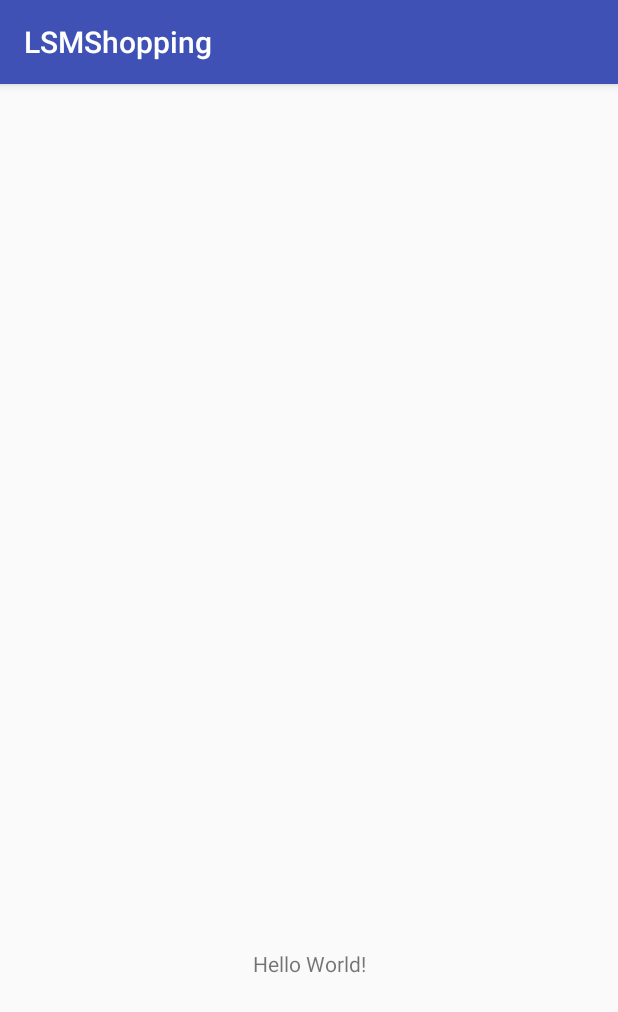
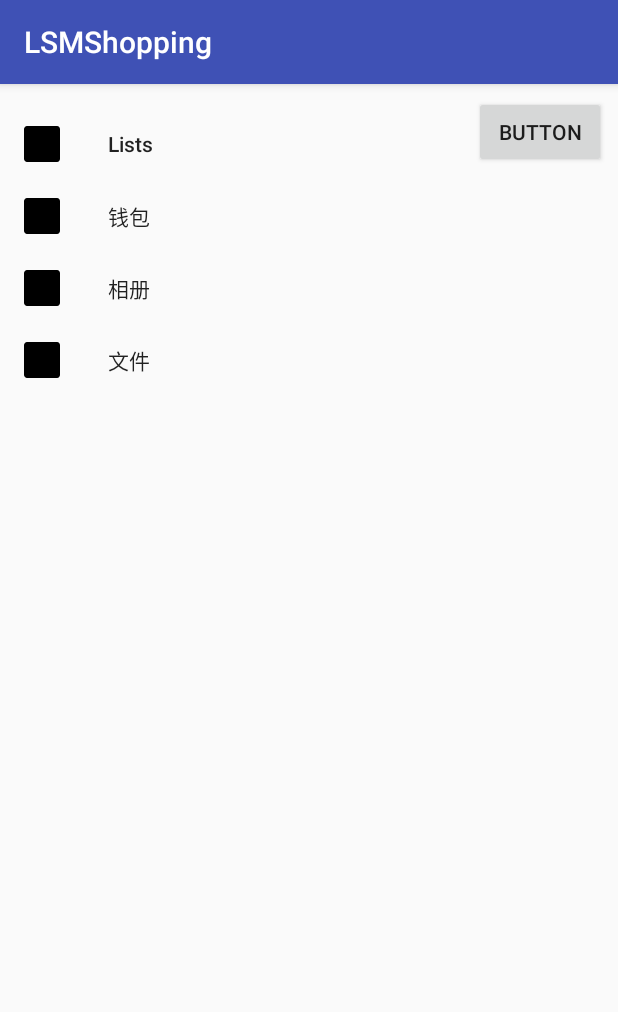
Before and after one commit to ShengmaoLI/ShoppingList_Utas_KIT607_Assignment2, an Android app: the screen it shows after launch (MainActivity), on a phone screen of 412 x 824 dp. Shown: the top 1012 px of the screen. Run offline under Robolectric (Android 15) with nearby library versions, the phone set to English and light mode, and no system bars; libraries missing offline, so code that uses them is left out: org.litepal.crud.

Commit message:
MacOS altered

```diff
--- a/app/build.gradle
+++ b/app/build.gradle
@@ -19,7 +19,7 @@ android {
 }
 
 dependencies {
-    compile 'org.litepal.android:core:1.6.1'
+    implementation 'org.litepal.android:core:1.6.1'
     implementation fileTree(dir: 'libs', include: ['*.jar'])
     implementation 'com.android.support:appcompat-v7:27.1.1'
     implementation 'com.android.support.constraint:constraint-layout:1.1.0'
--- a/app/src/main/java/assignment2/sli18/utas/edu/au/lsmshopping/MainActivity.java
+++ b/app/src/main/java/assignment2/sli18/utas/edu/au/lsmshopping/MainActivity.java
@@ -1,8 +1,11 @@
 package assignment2.sli18.utas.edu.au.lsmshopping;
 
+import android.support.design.internal.NavigationMenu;
+import android.support.design.widget.NavigationView;
 import android.support.v7.app.AppCompatActivity;
 import android.os.Bundle;
 import android.util.Log;
+import android.view.Menu;
 import android.view.View;
 import android.widget.Button;
 
@@ -17,14 +20,28 @@ import assignment2.sli18.utas.edu.au.lsmshopping.Entity.ShoppingList;
 
 public class MainActivity extends AppCompatActivity {
 
-    //Test
+   //---
     private static final String TAG = "MainActivity";
-    //---------
+
     @Override
     protected void onCreate(Bundle savedInstanceState) {
         super.onCreate(savedInstanceState);
         setContentView(R.layout.activity_main);
+        Button b1 = findViewById(R.id.b1);
+        b1.setOnClickListener(new View.OnClickListener() {
+            @Override
+            public void onClick(View v) {
+                NavigationView n1 = (NavigationView) findViewById(R.id.navigation_view);
+                n1.setVisibility(View.GONE);
+            }
+        });
     }
+
+//    @Override
+//    public boolean onCreateOptionsMenu(Menu menu) {
+//        getMenuInflater(R.menu.title_symbol,menu);
+//                return true;
+//    }
 
     public static void showData(Class table) throws Exception{
         //show data
--- a/app/src/main/res/layout/activity_main.xml
+++ b/app/src/main/res/layout/activity_main.xml
@@ -6,14 +6,35 @@
     android:layout_height="match_parent"
     tools:context="assignment2.sli18.utas.edu.au.lsmshopping.MainActivity">
 
-    <TextView
+    <android.support.design.widget.NavigationView
+        android:layout_width="0dp"
+        android:layout_height="match_parent"
+        android:layout_marginBottom="8dp"
+        android:layout_marginEnd="170dp"
+        android:layout_marginRight="170dp"
+        android:layout_marginTop="8dp"
+        app:layout_constraintBottom_toBottomOf="parent"
+        app:layout_constraintEnd_toEndOf="parent"
+        app:layout_constraintHorizontal_bias="0.054"
+        app:layout_constraintStart_toStartOf="parent"
+        app:layout_constraintTop_toTopOf="parent"
+        app:layout_constraintVertical_bias="0.0"
+        android:id="@+id/navigation_view"
+        android:layout_gravity="left"
+        android:fitsSystemWindows="true"
+
+        app:menu="@menu/main"
+        />
+
+    <Button
+        android:id="@+id/b1"
         android:layout_width="wrap_content"
         android:layout_height="wrap_content"
-        android:text="Hello World!"
-        app:layout_constraintBottom_toBottomOf="parent"
-        app:layout_constraintLeft_toLeftOf="parent"
-        app:layout_constraintRight_toRightOf="parent"
-        app:layout_constraintTop_toTopOf="parent"
-        app:layout_constraintVertical_bias="0.77" />
+        android:layout_marginEnd="8dp"
+        android:layout_marginRight="8dp"
+        android:layout_marginTop="8dp"
+        android:text="Button"
+        app:layout_constraintEnd_toEndOf="parent"
+        app:layout_constraintTop_toTopOf="parent" />
 
 </android.support.constraint.ConstraintLayout>
--- /dev/null
+++ b/app/src/main/res/menu/main.xml
@@ -0,0 +1,19 @@
+<?xml version="1.0" encoding="utf-8"?>
+<menu xmlns:android="http://schemas.android.com/apk/res/android">
+    <item
+        android:id="@+id/favorite"
+        android:icon="@mipmap/ic_launcher"
+        android:title="Lists"/>
+    <item
+        android:id="@+id/wallet"
+        android:icon="@mipmap/ic_launcher"
+        android:title="钱包"/>
+    <item
+        android:id="@+id/photo"
+        android:icon="@mipmap/ic_launcher"
+        android:title="相册"/>
+    <item
+        android:id="@+id/file"
+        android:icon="@mipmap/ic_launcher"
+        android:title="文件"/>
+</menu>
```
